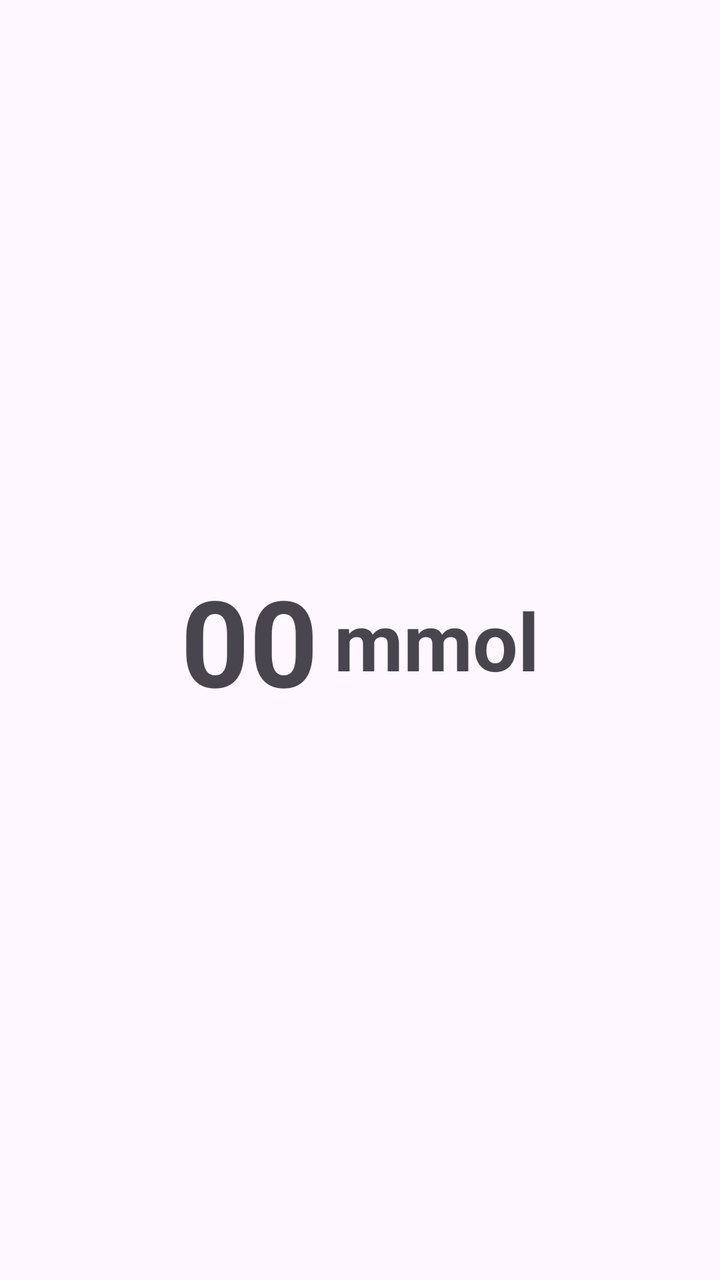
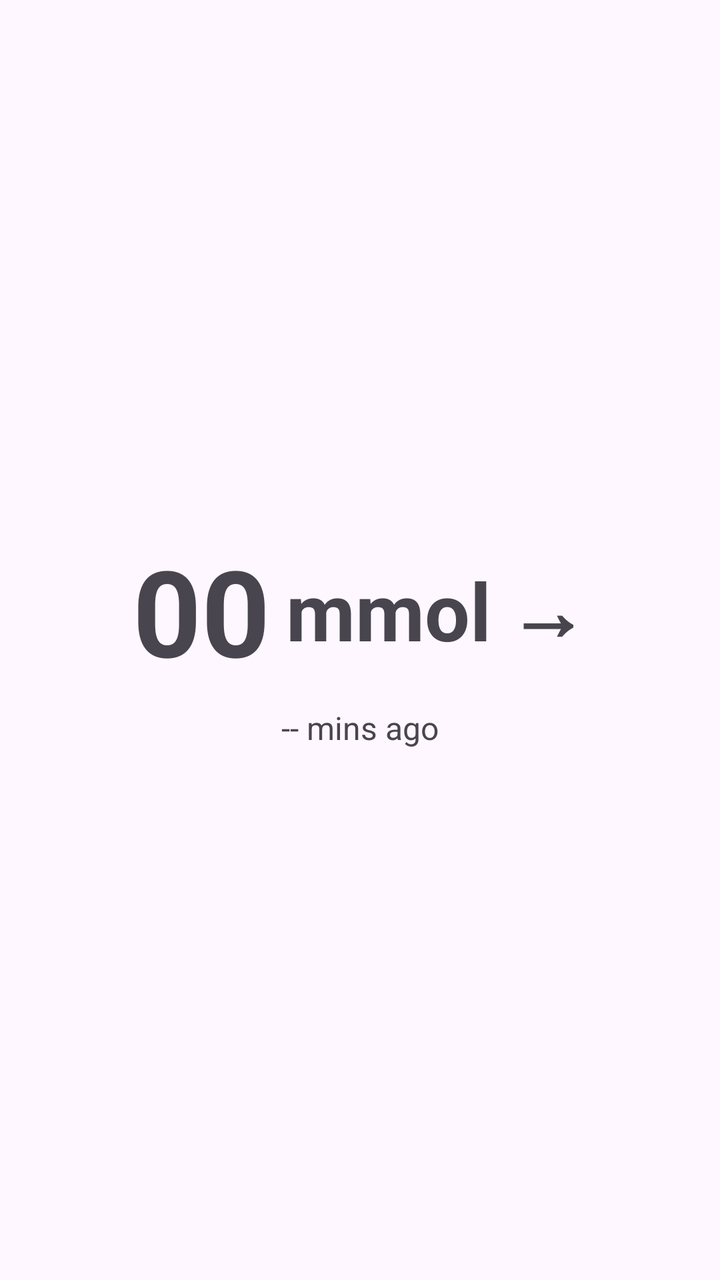

Screens rendered from an Android XML layout before and after an edit, with the pre-edit source and the edit as a unified diff.
<!-- AndroidManifest.xml: application theme Theme.CgmApp -->
<!-- res/layout/activity_main.xml -->
<?xml version="1.0" encoding="utf-8"?>
<RelativeLayout xmlns:android="http://schemas.android.com/apk/res/android"
    xmlns:app="http://schemas.android.com/apk/res-auto"
    xmlns:tools="http://schemas.android.com/tools"
    android:id="@+id/main"
    android:layout_width="match_parent"
    android:layout_height="match_parent"
    tools:context=".MainActivity">
    <LinearLayout
        android:layout_width="match_parent"
        android:layout_height="match_parent"
        android:orientation="horizontal"
        android:gravity="center">

        <TextView
            android:id="@+id/cgmvalue"
            android:layout_width="wrap_content"
            android:layout_height="wrap_content"
            android:text="00"
            android:textStyle="bold"
            android:textSize="60sp" />

        <TextView
            android:id="@+id/mmoltext"
            android:layout_width="wrap_content"
            android:layout_height="wrap_content"
            android:text="mmol"
            android:textStyle="bold"
            android:textSize="40sp"
            android:layout_marginStart="8dp"/> 

    </LinearLayout>
</RelativeLayout>
<!-- resources referenced by this layout -->
<resources>
  <style name="Theme.CgmApp" parent="Base.Theme.CgmApp" />
  <style name="Base.Theme.CgmApp" parent="Theme.Material3.DayNight.NoActionBar">
          
          
      </style>
</resources>

<!-- the commit's change to res/layout/activity_main.xml (unified diff, before → after) -->
@@ -9,25 +9,49 @@
     <LinearLayout
         android:layout_width="match_parent"
         android:layout_height="match_parent"
-        android:orientation="horizontal"
+        android:orientation="vertical"
         android:gravity="center">
 
-        <TextView
-            android:id="@+id/cgmvalue"
+        <LinearLayout
             android:layout_width="wrap_content"
             android:layout_height="wrap_content"
-            android:text="00"
-            android:textStyle="bold"
-            android:textSize="60sp" />
+            android:orientation="horizontal"
+            android:gravity="center_vertical">
+
+            <TextView
+                android:id="@+id/cgmvalue"
+                android:layout_width="wrap_content"
+                android:layout_height="wrap_content"
+                android:text="00"
+                android:textStyle="bold"
+                android:textSize="60sp" />
+
+            <TextView
+                android:id="@+id/mmoltext"
+                android:layout_width="wrap_content"
+                android:layout_height="wrap_content"
+                android:text="mmol"
+                android:textStyle="bold"
+                android:textSize="40sp"
+                android:layout_marginStart="8dp"/>
+
+            <TextView
+                android:id="@+id/arrow"
+                android:layout_width="wrap_content"
+                android:layout_height="wrap_content"
+                android:text="→"
+                android:textStyle="bold"
+                android:textSize="40sp"
+                android:layout_marginStart="8dp"/>
+        </LinearLayout>
 
         <TextView
-            android:id="@+id/mmoltext"
+            android:id="@+id/sample_age"
             android:layout_width="wrap_content"
             android:layout_height="wrap_content"
-            android:text="mmol"
-            android:textStyle="bold"
-            android:textSize="40sp"
-            android:layout_marginStart="8dp"/> 
+            android:text="-- mins ago"
+            android:textSize="16sp"
+            android:layout_marginTop="8dp"/>
 
     </LinearLayout>
 </RelativeLayout>
